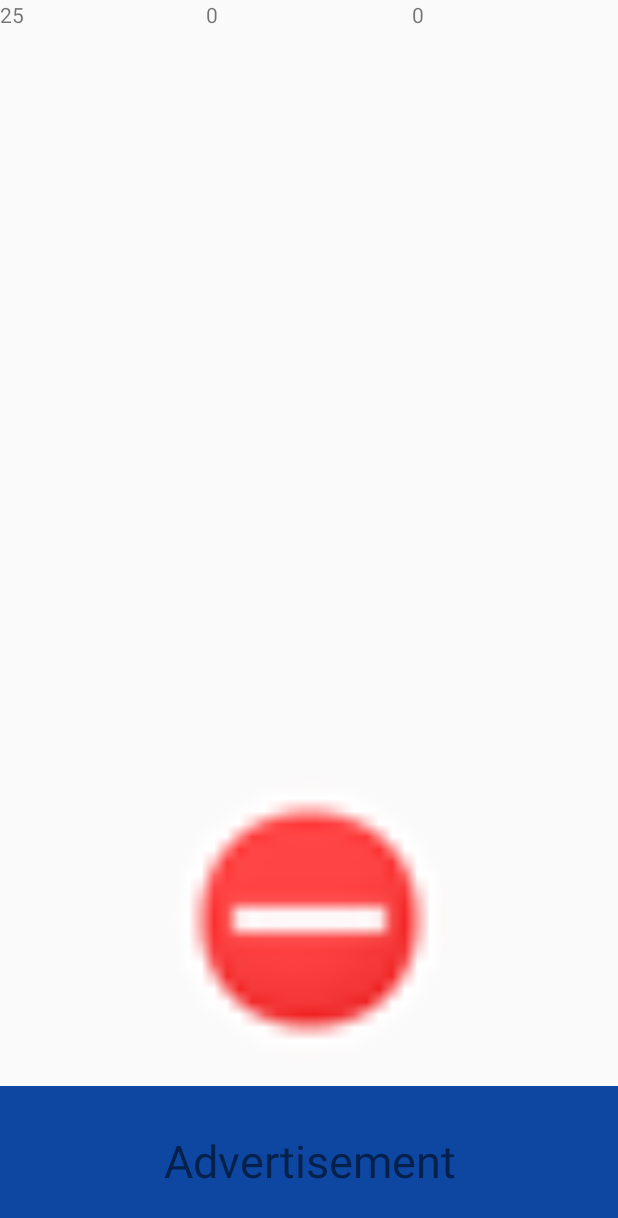
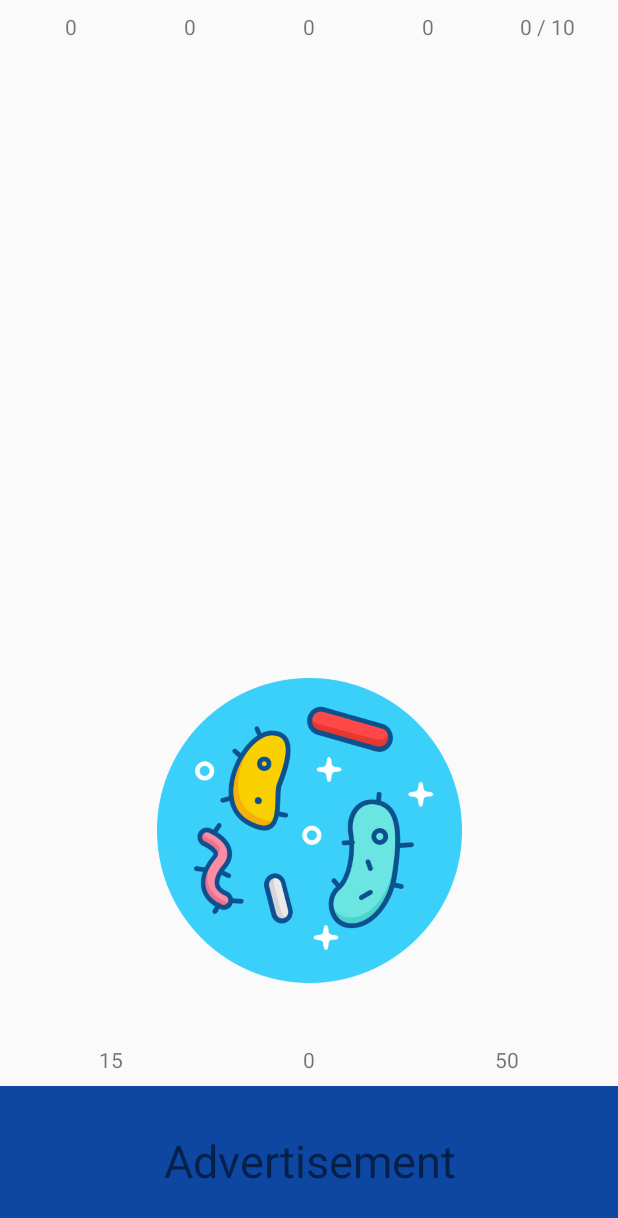
Before and after one commit to CzarqR/VirusKillerClicker, an Android app: the screen it shows after launch (MainActivity), after a tap on "START GAME", on a phone screen of 412 x 824 dp. Shown: the top 1218 px of the screen. Run offline under Robolectric (Android 15) with nearby library versions, the phone set to English and light mode, and no system bars; our stand-ins replace Timber, data binding.

Commit message:
Base game routine, new viruses pngs

```diff
--- a/app/src/main/java/com/myniprojects/viruskiller/model/GameState.kt
+++ b/app/src/main/java/com/myniprojects/viruskiller/model/GameState.kt
@@ -22,7 +22,20 @@ class GameState
     val virus: LiveData<Virus>
         get() = _virus
 
-    //endregion
+    private val _lvl = MutableLiveData<Int>()
+    val lvl: LiveData<Int>
+        get() = _lvl
+
+    private val _xp = MutableLiveData<Int>()
+    val xp: LiveData<Int>
+        get() = _xp
+
+    private val _xpToNextLvl = MutableLiveData<Int>()
+    val xpToNextLvl: LiveData<Int>
+        get() = _xpToNextLvl
+
+    private val xpArray = arrayOf(10, 20, 40, 80, 160, 320, 640, 1280, 2480)
+
 
     init
     {
@@ -30,29 +43,42 @@ class GameState
         _money.value = 0
         _killedViruses.value = 0
         _savedLives.value = 0
-        _virus.value = Virus(1)
-        Timber.i(_virus.value.toString())
+        _lvl.value = 0
+        _xp.value = 0
+        _xpToNextLvl.value = xpArray[_lvl.value!!]
+        loadRandomVirus()
 
     }
 
 
-    companion object
+    fun attackViruses()
     {
-        private val virus1 = arrayOf(15, 50)
-        private val virus2 = arrayOf(25, 100)
+        if (_virus.value!!.attackVirus())//virus dead
+        {
+            Timber.i("Dead")
 
-        val viruses = arrayOf(virus1, virus2)
-        val maxLvl = viruses.size
+            _money.value = _money.value!!.plus(_virus.value!!.reward.value!!)
+            _xp.value = _xp.value!!.plus((_virus.value!!.reward.value!!).div(10))
+
+            if (_xp.value!! >= _xpToNextLvl.value!!) //lvl upgrade
+            {
+                Timber.i("New Lvl")
+                _lvl.value = _lvl.value!!.plus(1)
+                _xpToNextLvl.value = xpArray[_lvl.value!!]
+            }
+            _killedViruses.value = _killedViruses.value!!.plus(1)
+
+            loadRandomVirus()
+        }
+        else
+        {
+            Timber.i("Is alive")
+        }
     }
 
-
-
-    fun killedViruses()
+    fun loadRandomVirus()
     {
-        Timber.i("Clicked")
-        _virus.value!!.attackVirus()
-        Timber.i(_virus.value.toString())
-
+        _virus.value = Virus((0.._lvl.value!!).random())
     }
 
 
--- a/app/src/main/java/com/myniprojects/viruskiller/model/Virus.kt
+++ b/app/src/main/java/com/myniprojects/viruskiller/model/Virus.kt
@@ -1,20 +1,53 @@
 package com.myniprojects.viruskiller.model
 
+import android.graphics.drawable.Drawable
 import androidx.lifecycle.LiveData
 import androidx.lifecycle.MutableLiveData
+import com.myniprojects.viruskiller.R
 import timber.log.Timber
 
 
 class Virus(virusLvl: Int)
 {
+
     companion object
     {
-        private val virus1 = arrayOf(15, 50)
-        private val virus2 = arrayOf(25, 100)
+        private val virus0 = arrayOf(15, 50, R.drawable.virus_0)
+        private val virus1 = arrayOf(25, 100, R.drawable.virus_1)
+        private val virus2 = arrayOf(45, 200, R.drawable.virus_2)
+        private val virus3 = arrayOf(85, 400, R.drawable.virus_3)
+        private val virus4 = arrayOf(25, 100, R.drawable.virus_4)
+        private val virus5 = arrayOf(25, 100, R.drawable.virus_5)
+        private val virus6 = arrayOf(25, 100, R.drawable.virus_6)
+        private val virus7 = arrayOf(25, 100, R.drawable.virus_7)
+        private val virus8 = arrayOf(25, 100, R.drawable.virus_8)
+        private val virus9 = arrayOf(25, 100, R.drawable.virus_9)
+        private val virus10 = arrayOf(25, 100, R.drawable.virus_10)
+        private val virus11 = arrayOf(25, 100, R.drawable.virus_11)
+        private val virus12 = arrayOf(25, 100, R.drawable.virus_12)
+        private val virus13 = arrayOf(25, 100, R.drawable.virus_13)
 
-        val viruses = arrayOf(virus1, virus2)
+        private val viruses = arrayOf(
+            virus0,
+            virus1,
+            virus2,
+            virus3,
+            virus4,
+            virus4,
+            virus5,
+            virus6,
+            virus7,
+            virus8,
+            virus9,
+            virus10,
+            virus11,
+            virus12,
+            virus13
+        )
+
         val maxLvl = viruses.size
     }
+
 
     private val _hp = MutableLiveData<Int>()
     val hp: LiveData<Int>
@@ -28,10 +61,35 @@ class Virus(virusLvl: Int)
     val lvl: LiveData<Int>
         get() = _lvl
 
+    private val _img = MutableLiveData<Int>()
+    val img: LiveData<Int>
+        get() = _img
 
-    fun attackVirus()
+    init
     {
+        if (virusLvl >= maxLvl)
+        {
+            throw Exception("Virus lvl is too big")
+        }
+        _hp.value = viruses[virusLvl][0]
+        _reward.value = viruses[virusLvl][1]
+        _lvl.value = virusLvl
+        _img.value = viruses[virusLvl][2]
+        Timber.i("Init $this")
+    }
+
+    fun attackVirus(): Boolean //true virus killed,
+    {
+        if (_hp.value == 0)//already dead
+        {
+            return true
+        }
         _hp.value = _hp.value!! - 1
+        if (_hp.value == 0) //killed
+        {
+            return true
+        }
+        return false //alive
     }
 
     override fun toString(): String
@@ -39,17 +97,4 @@ class Virus(virusLvl: Int)
         return "Virus ${_lvl.value} lvl. ${_hp.value} HP. ${_reward.value} reward"
     }
 
-    init
-    {
-        if (virusLvl >= maxLvl)
-        {
-            throw Exception("Virus lvl is too big")
-        }
-        _hp.value = GameState.viruses[virusLvl][0]
-        _reward.value = viruses[virusLvl][1]
-        _lvl.value = virusLvl
-        Timber.i("Init $this")
-    }
-
-
 }
--- a/app/src/main/java/com/myniprojects/viruskiller/screens/game/GameViewModel.kt
+++ b/app/src/main/java/com/myniprojects/viruskiller/screens/game/GameViewModel.kt
@@ -21,6 +21,6 @@ class GameViewModel : ViewModel()
 
     fun virusClick()
     {
-        gameState.killedViruses()
+        gameState.attackViruses()
     }
 }
--- a/app/src/main/res/layout/fragment_game.xml
+++ b/app/src/main/res/layout/fragment_game.xml
@@ -18,10 +18,13 @@
 
 
         <LinearLayout
+            android:id="@+id/linearLayout"
             android:layout_width="match_parent"
             android:layout_height="wrap_content"
+            android:layout_margin="8dp"
             android:orientation="horizontal"
-            android:weightSum="3"
+
+            android:weightSum="5"
             app:layout_constraintEnd_toEndOf="parent"
             app:layout_constraintStart_toStartOf="parent"
             app:layout_constraintTop_toTopOf="parent">
@@ -30,19 +33,36 @@
                 android:layout_width="match_parent"
                 android:layout_height="wrap_content"
                 android:layout_weight="1"
-                android:text="@{Integer.toString(gameViewModel.gameState.virus.hp)}" />
+                android:gravity="center"
+                android:text="@{gameViewModel.gameState.killedViruses.toString()}" />
 
             <TextView
                 android:layout_width="match_parent"
                 android:layout_height="wrap_content"
                 android:layout_weight="1"
+                android:gravity="center"
                 android:text="@{gameViewModel.gameState.savedLives.toString()}" />
 
             <TextView
                 android:layout_width="match_parent"
                 android:layout_height="wrap_content"
                 android:layout_weight="1"
-                android:text="@{gameViewModel.gameState.killedViruses.toString()}" />
+                android:gravity="center"
+                android:text="@{gameViewModel.gameState.money.toString()}" />
+
+            <TextView
+                android:layout_width="match_parent"
+                android:layout_height="wrap_content"
+                android:layout_weight="1"
+                android:gravity="center"
+                android:text="@{gameViewModel.gameState.lvl.toString()}" />
+
+            <TextView
+                android:layout_width="match_parent"
+                android:layout_height="wrap_content"
+                android:layout_weight="1"
+                android:gravity="center"
+                android:text="@{@string/xp(gameViewModel.gameState.xp,gameViewModel.gameState.xpToNextLvl)}" />
 
 
         </LinearLayout>
@@ -51,13 +71,48 @@
         <ImageView
             android:layout_width="203dp"
             android:layout_height="222dp"
+            android:layout_marginBottom="32dp"
             android:contentDescription="@string/virus_image"
             android:onClick="@{() -> gameViewModel.virusClick()}"
-            android:src="@android:drawable/presence_busy"
-            app:layout_constraintBottom_toBottomOf="parent"
+            app:imageResource="@{gameViewModel.gameState.virus.img}"
+            app:layout_constraintBottom_toTopOf="@+id/linearLayout2"
             app:layout_constraintEnd_toEndOf="parent"
             app:layout_constraintStart_toStartOf="parent" />
 
+        <LinearLayout
+            android:id="@+id/linearLayout2"
+            android:layout_width="match_parent"
+            android:layout_height="wrap_content"
+            android:layout_margin="8dp"
+            android:orientation="horizontal"
+            android:weightSum="3"
+            app:layout_constraintBottom_toBottomOf="parent"
+            app:layout_constraintEnd_toEndOf="parent"
+            app:layout_constraintStart_toStartOf="parent">
+
+            <TextView
+                android:layout_width="match_parent"
+                android:layout_height="wrap_content"
+                android:layout_weight="1"
+                android:gravity="center"
+                android:text="@{gameViewModel.gameState.virus.hp.toString()}" />
+
+            <TextView
+                android:layout_width="match_parent"
+                android:layout_height="wrap_content"
+                android:layout_weight="1"
+                android:gravity="center"
+                android:text="@{gameViewModel.gameState.virus.lvl.toString()}" />
+
+            <TextView
+                android:layout_width="match_parent"
+                android:layout_height="wrap_content"
+                android:layout_weight="1"
+                android:gravity="center"
+                android:text="@{gameViewModel.gameState.virus.reward.toString()}" />
+
+
+        </LinearLayout>
     </androidx.constraintlayout.widget.ConstraintLayout>
 
 
--- a/app/src/main/res/values/strings.xml
+++ b/app/src/main/res/values/strings.xml
@@ -8,4 +8,5 @@
     <string name="help">Help</string>
     <string name="advertisement">Advertisement</string>
     <string name="virus_image">Virus Image</string>
+    <string name="xp">%1$d / %2$d</string>
 </resources>
```
Also changed, not shown: app/src/main/res/drawable/virus_0.png (added), app/src/main/res/drawable/virus_1.png (added), app/src/main/res/drawable/virus_10.png (added), app/src/main/res/drawable/virus_11.png (added), app/src/main/res/drawable/virus_12.png (added), app/src/main/res/drawable/virus_13.png (added), app/src/main/res/drawable/virus_2.png (added), app/src/main/res/drawable/virus_3.png (added), app/src/main/res/drawable/virus_4.png (added), app/src/main/res/drawable/virus_5.png (added), app/src/main/res/drawable/virus_6.png (added), app/src/main/res/drawable/virus_7.png (added), app/src/main/res/drawable/virus_8.png (added), app/src/main/res/drawable/virus_9.png (added).
